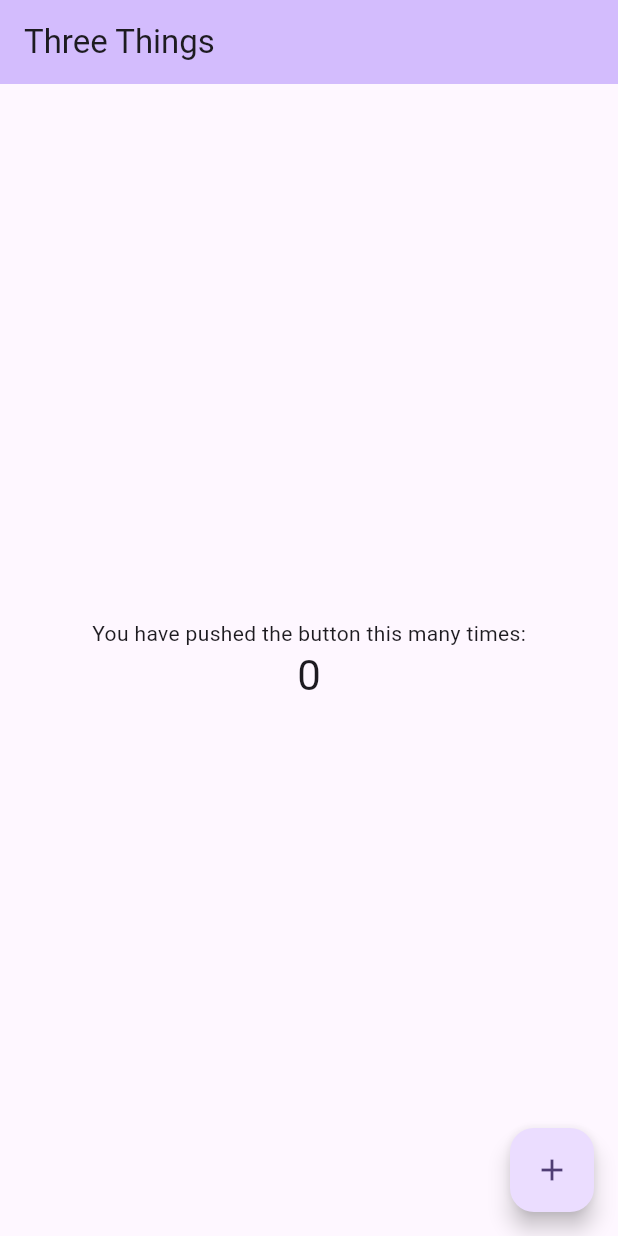
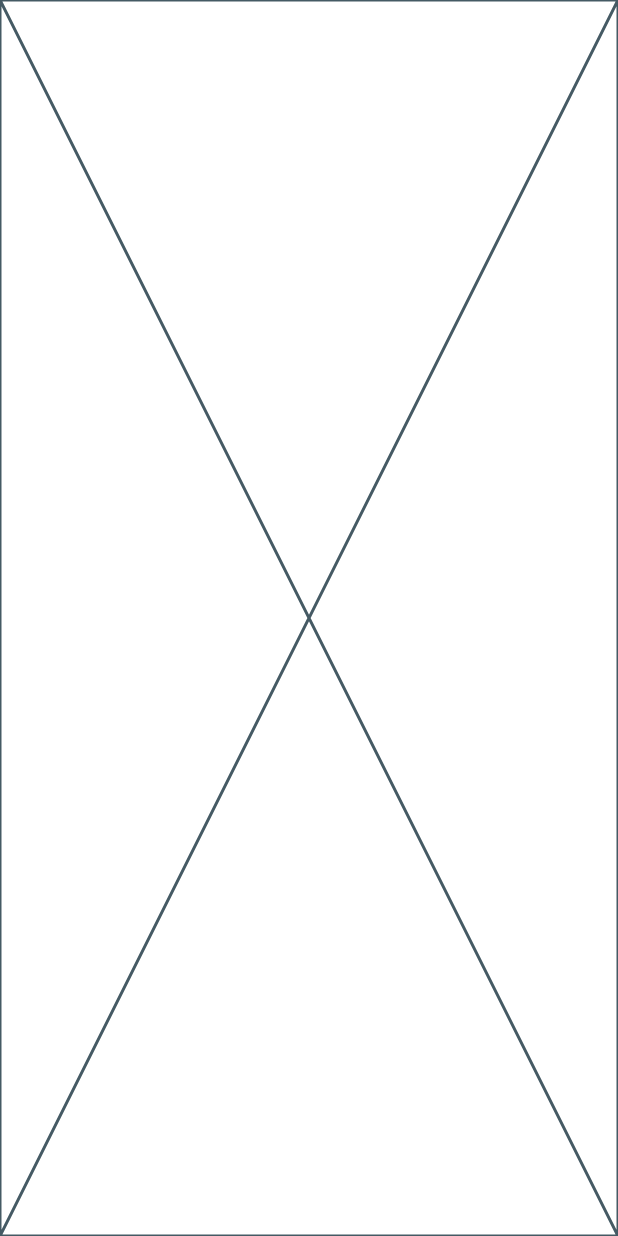
Before and after one commit to valerianaGit/3ThingsGameActivitiesGemini, a Flutter app: the screen it shows after launch, on a phone screen of 412 x 824 dp. Run offline on Flutter 3.47's test engine with Material 3 defaults, Android fonts, the phone set to English and light mode, and no system bars; our stand-ins replace flutter_riverpod, riverpod.

Commit message:
stage project

```diff
--- a/lib/main.dart
+++ b/lib/main.dart
@@ -1,8 +1,11 @@
 import 'package:flutter/material.dart';
 import 'constants/strings.dart';
+import 'package:riverpod/riverpod.dart';
+import 'package:flutter_riverpod/flutter_riverpod.dart';
+import 'screens/screen_home_page.dart';
 
 void main() {
-  runApp(const MyApp());
+ runApp( const ProviderScope(child: MyApp()) );
 }
 
 class MyApp extends StatelessWidget {
@@ -11,116 +14,18 @@
   // This widget is the root of your application.
   @override
   Widget build(BuildContext context) {
+      //    SystemChrome.setPreferredOrientations([
+      //   DeviceOrientation.portraitUp,
+      //   DeviceOrientation.portraitDown,
+      // ]);
     return MaterialApp(
-      title: 'Flutter Demo',
+      title: kGameTitle,
       theme: ThemeData(
-        // This is the theme of your application.
-        //
-        // TRY THIS: Try running your application with "flutter run". You'll see
-        // the application has a purple toolbar. Then, without quitting the app,
-        // try changing the seedColor in the colorScheme below to Colors.green
-        // and then invoke "hot reload" (save your changes or press the "hot
-        // reload" button in a Flutter-supported IDE, or press "r" if you used
-        // the command line to start the app).
-        //
-        // Notice that the counter didn't reset back to zero; the application
-        // state is not lost during the reload. To reset the state, use hot
-        // restart instead.
-        //
-        // This works for code too, not just values: Most code changes can be
-        // tested with just a hot reload.
+
         colorScheme: ColorScheme.fromSeed(seedColor: Colors.deepPurple),
         useMaterial3: true,
       ),
-      home: const MyHomePage(title: kGameTitle),
+      home: const ScreenHomePage(),
     );
   }
 }
-
-class MyHomePage extends StatefulWidget {
-  const MyHomePage({super.key, required this.title});
-
-  // This widget is the home page of your application. It is stateful, meaning
-  // that it has a State object (defined below) that contains fields that affect
-  // how it looks.
-
-  // This class is the configuration for the state. It holds the values (in this
-  // case the title) provided by the parent (in this case the App widget) and
-  // used by the build method of the State. Fields in a Widget subclass are
-  // always marked "final".
-
-  final String title;
-
-  @override
-  State<MyHomePage> createState() => _MyHomePageState();
-}
-
-class _MyHomePageState extends State<MyHomePage> {
-  int _counter = 0;
-
-  void _incrementCounter() {
-    setState(() {
-      // This call to setState tells the Flutter framework that something has
-      // changed in this State, which causes it to rerun the build method below
-      // so that the display can reflect the updated values. If we changed
-      // _counter without calling setState(), then the build method would not be
-      // called again, and so nothing would appear to happen.
-      _counter++;
-    });
-  }
-
-  @override
-  Widget build(BuildContext context) {
-    // This method is rerun every time setState is called, for instance as done
-    // by the _incrementCounter method above.
-    //
-    // The Flutter framework has been optimized to make rerunning build methods
-    // fast, so that you can just rebuild anything that needs updating rather
-    // than having to individually change instances of widgets.
-    return Scaffold(
-      appBar: AppBar(
-        // TRY THIS: Try changing the color here to a specific color (to
-        // Colors.amber, perhaps?) and trigger a hot reload to see the AppBar
-        // change color while the other colors stay the same.
-        backgroundColor: Theme.of(context).colorScheme.inversePrimary,
-        // Here we take the value from the MyHomePage object that was created by
-        // the App.build method, and use it to set our appbar title.
-        title: Text(widget.title),
-      ),
-      body: Center(
-        // Center is a layout widget. It takes a single child and positions it
-        // in the middle of the parent.
-        child: Column(
-          // Column is also a layout widget. It takes a list of children and
-          // arranges them vertically. By default, it sizes itself to fit its
-          // children horizontally, and tries to be as tall as its parent.
-          //
-          // Column has various properties to control how it sizes itself and
-          // how it positions its children. Here we use mainAxisAlignment to
-          // center the children vertically; the main axis here is the vertical
-          // axis because Columns are vertical (the cross axis would be
-          // horizontal).
-          //
-          // TRY THIS: Invoke "debug painting" (choose the "Toggle Debug Paint"
-          // action in the IDE, or press "p" in the console), to see the
-          // wireframe for each widget.
-          mainAxisAlignment: MainAxisAlignment.center,
-          children: <Widget>[
-            const Text(
-              'You have pushed the button this many times:',
-            ),
-            Text(
-              '$_counter',
-              style: Theme.of(context).textTheme.headlineMedium,
-            ),
-          ],
-        ),
-      ),
-      floatingActionButton: FloatingActionButton(
-        onPressed: _incrementCounter,
-        tooltip: 'Increment',
-        child: const Icon(Icons.add),
-      ), // This trailing comma makes auto-formatting nicer for build methods.
-    );
-  }
-}
--- /dev/null
+++ b/lib/screens/screen_home_page.dart
@@ -0,0 +1,10 @@
+import 'package:flutter/material.dart';
+
+class ScreenHomePage extends StatelessWidget {
+  const ScreenHomePage({super.key});
+
+  @override
+  Widget build(BuildContext context) {
+    return const Placeholder();
+  }
+}
```
